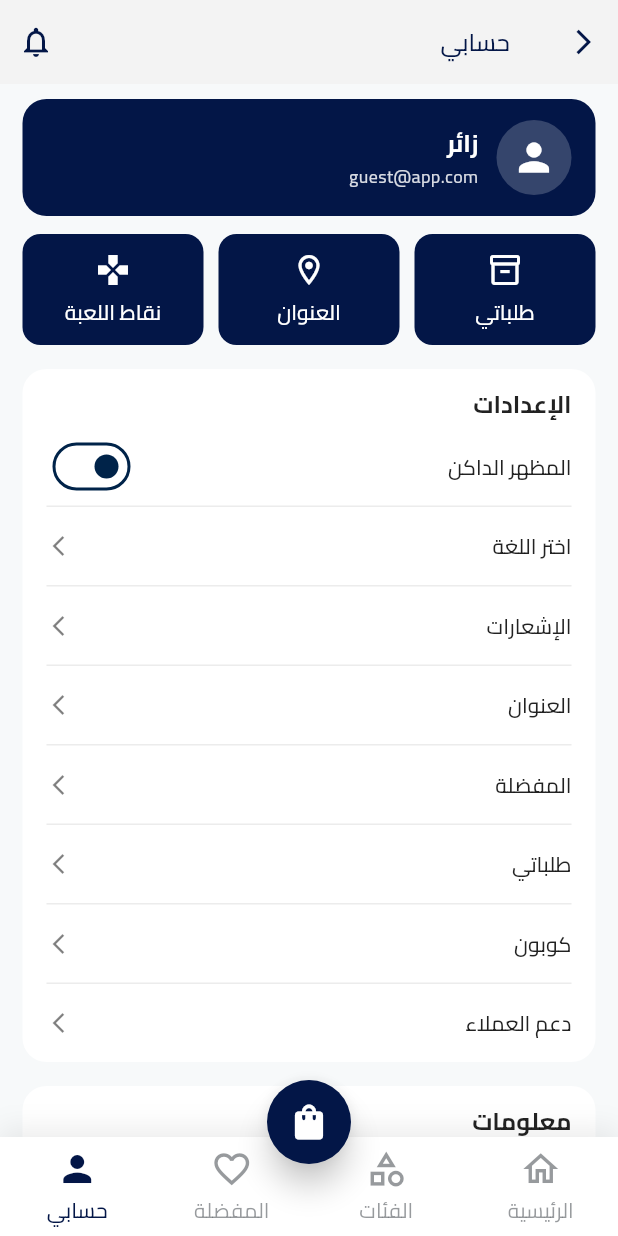
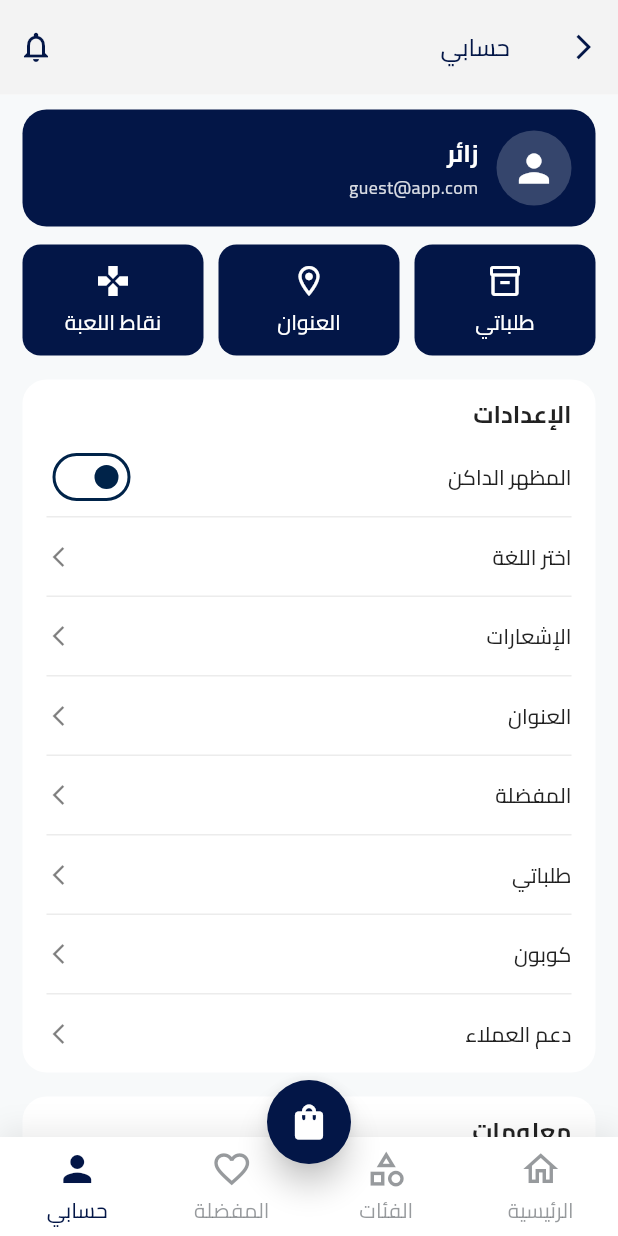
Before and after one commit to OmarBinzager/jebnah_app, a Flutter app: the MainScreen screen opened directly with empty values, item 4 of the bottom bar chosen, on a phone screen of 412 x 824 dp. Run offline on Flutter 3.47's test engine with Material 3 defaults, Android fonts, the phone set to English and light mode, and no system bars; our stand-ins replace app_links, audioplayers, cached_network_image, carousel_slider, connectivity_plus, country_code_picker and 30 more; missing offline and left inert: app_tracking_transparency, flutter_facebook_auth, flutter_inappwebview, just_the_tooltip, simple_speed_dial, universal_html; accounts and stored records are empty; network calls fail; statements that could not run were skipped; project files that could hold a hidden picture were left out.

```diff
--- a/lib/features/menu/screens/main_screen.dart
+++ b/lib/features/menu/screens/main_screen.dart
@@ -87,6 +87,7 @@ class _MainScreenState extends State<MainScreen> {
                     appBar: ResponsiveHelper.isDesktop(context)
                         ? null
                         : AppBar(
+                            toolbarHeight: 63,
                             backgroundColor: Theme.of(context).cardColor,
                             leading: splash.pageIndex == 0
                                 ? null
@@ -107,7 +108,7 @@ class _MainScreenState extends State<MainScreen> {
                                         isDarkTheme
                                             ? Images.darkAppLogo
                                             : Images.webBarLogoPlaceHolder,
-                                        height: 120,
+                                        height: 138,
                                         fit: BoxFit.contain,
                                       ),
                                       const SizedBox(
```
